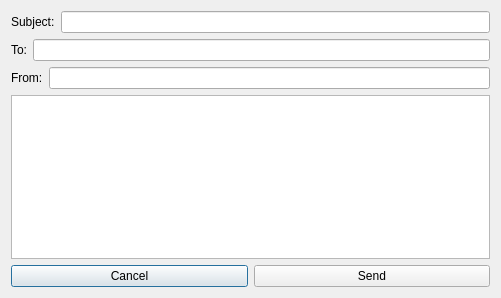
This is dialog.ui in Alee232/QT-project as Qt 5 draws it before an edit. The edited form follows.
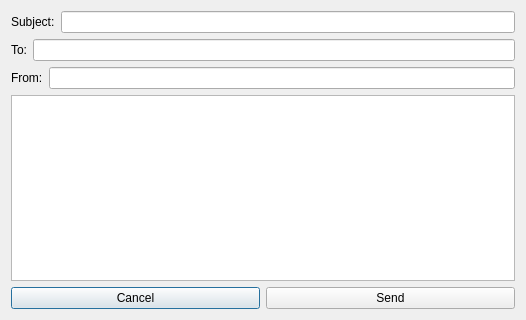
This is the edited form.

Commit message: Enlarged canvas UI

Patch:
```diff
--- a/dialog.ui
+++ b/dialog.ui
@@ -6,8 +6,8 @@
    <rect>
     <x>0</x>
     <y>0</y>
-    <width>501</width>
-    <height>298</height>
+    <width>526</width>
+    <height>320</height>
    </rect>
   </property>
   <property name="windowTitle">
```
